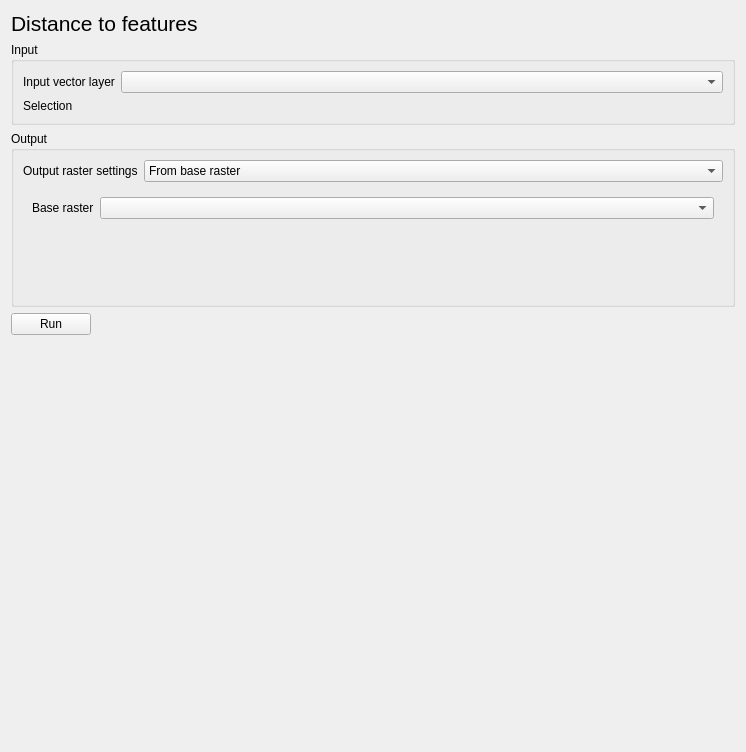
This is eis_qgis_plugin/resources/ui/mineral_proxies/proxy_workflow1_dist_to_features.ui in GispoCoding/eis_qgis_plugin as Qt 5 draws it before an edit. The edited form follows.
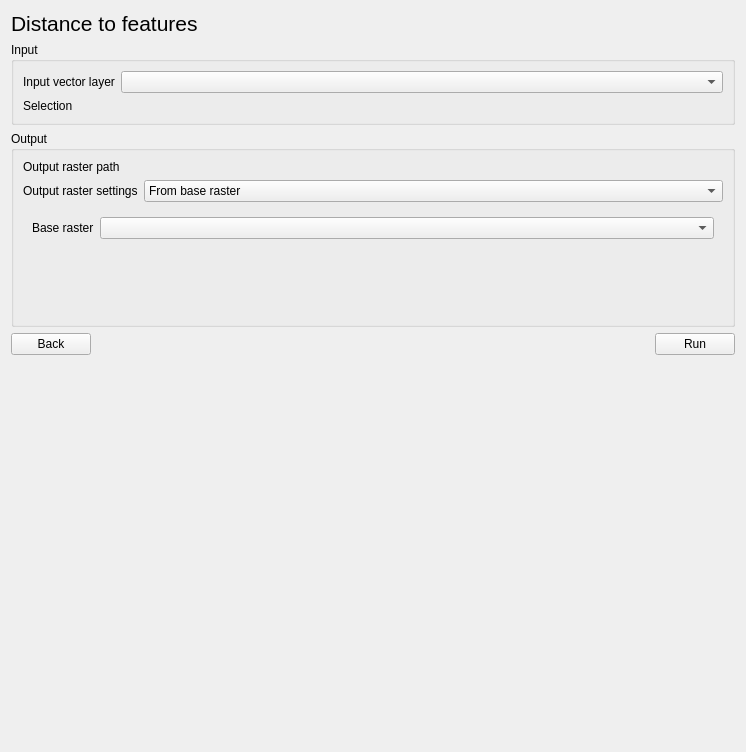
This is the edited form. Custom widgets are drawn as their Qt base class.

Commit message: Change keywords to category, change geochem color to green, add back button to proxy creation, link proxy view and preparation to the Wizard UI

```diff
--- a/eis_qgis_plugin/resources/ui/mineral_proxies/proxy_workflow1_dist_to_features.ui
+++ b/eis_qgis_plugin/resources/ui/mineral_proxies/proxy_workflow1_dist_to_features.ui
@@ -63,14 +63,14 @@
      <layout class="QVBoxLayout" name="verticalLayout_3">
       <item>
        <layout class="QFormLayout" name="output_raster_settings_layout">
-        <item row="0" column="0">
+        <item row="1" column="0">
          <widget class="QLabel" name="output_raster_settings_label">
           <property name="text">
            <string>Output raster settings</string>
           </property>
          </widget>
         </item>
-        <item row="0" column="1">
+        <item row="1" column="1">
          <widget class="QComboBox" name="output_raster_settings">
           <item>
            <property name="text">
@@ -84,6 +84,16 @@
           </item>
          </widget>
         </item>
+        <item row="0" column="1">
+         <widget class="QgsFileWidget" name="output_raster_path"/>
+        </item>
+        <item row="0" column="0">
+         <widget class="QLabel" name="output_raster_path_label">
+          <property name="text">
+           <string>Output raster path</string>
+          </property>
+         </widget>
+        </item>
        </layout>
       </item>
       <item>
@@ -192,9 +202,9 @@
    <item>
     <layout class="QHBoxLayout" name="run_btn_layout">
      <item>
-      <widget class="QPushButton" name="run_btn">
+      <widget class="QPushButton" name="back_btn">
        <property name="text">
-        <string>Run</string>
+        <string>Back</string>
        </property>
       </widget>
      </item>
@@ -211,6 +221,13 @@
        </property>
       </spacer>
      </item>
+     <item>
+      <widget class="QPushButton" name="run_btn">
+       <property name="text">
+        <string>Run</string>
+       </property>
+      </widget>
+     </item>
     </layout>
    </item>
    <item>
@@ -251,6 +268,11 @@
    <extends>QWidget</extends>
    <header>qgsfieldexpressionwidget.h</header>
   </customwidget>
+  <customwidget>
+   <class>QgsFileWidget</class>
+   <extends>QWidget</extends>
+   <header>qgsfilewidget.h</header>
+  </customwidget>
   <customwidget>
    <class>QgsMapLayerComboBox</class>
    <extends>QComboBox</extends>
```
Left out of the diff: 2 changed lines with no effect on the pictures. The commit also changes 6 other files.
